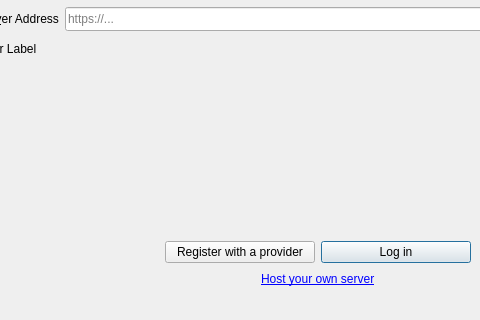
First picture: the form in src/gui/wizard/owncloudsetupnocredspage.ui, repository SpryServers/sprycloud-desktop, before the edit; both pictures show x 83 to 563 and y 309 to 629 of the 802 by 629 pixel window.
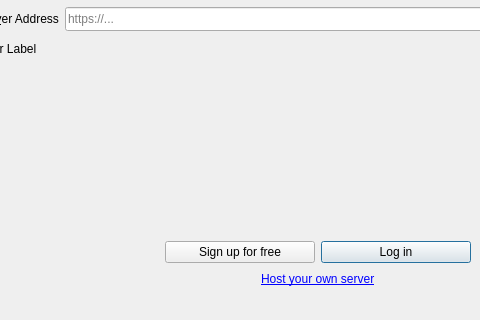
Second picture: the form after the edit. Icons and pictures are not drawn. Custom widgets are drawn as their Qt base class.

Commit message: Change string for registration

Diff of the .ui file:
```diff
--- a/src/gui/wizard/owncloudsetupnocredspage.ui
+++ b/src/gui/wizard/owncloudsetupnocredspage.ui
@@ -140,7 +140,7 @@
         <bool>false</bool>
        </property>
        <property name="text">
-        <string>Register with a provider</string>
+        <string>Sign up for free</string>
        </property>
        <property name="default">
         <bool>false</bool>
```
